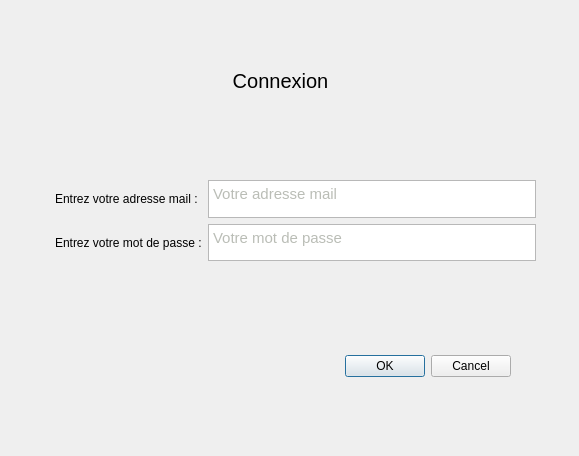
Qt form Trottipret/connexion.ui (adeleb54/Trottipret) before a commit.
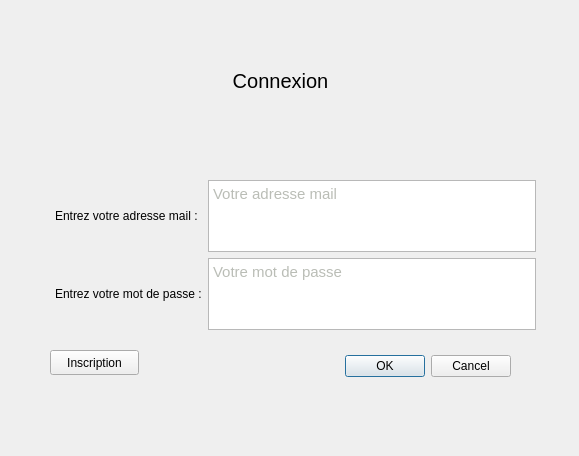
The same form after that commit.

Commit message: ajout des methodes de connexion.cpp

What changed in the file:
```diff
--- a/Trottipret/connexion.ui
+++ b/Trottipret/connexion.ui
@@ -77,7 +77,7 @@
      <x>50</x>
      <y>180</y>
      <width>491</width>
-     <height>81</height>
+     <height>150</height>
     </rect>
    </property>
    <layout class="QHBoxLayout" name="horizontalLayout">
@@ -136,6 +136,19 @@
     </item>
    </layout>
   </widget>
+  <widget class="QPushButton" name="inscription">
+   <property name="geometry">
+    <rect>
+     <x>50</x>
+     <y>350</y>
+     <width>89</width>
+     <height>25</height>
+    </rect>
+   </property>
+   <property name="text">
+    <string>Inscription</string>
+   </property>
+  </widget>
  </widget>
  <resources/>
  <connections>
```
Left out of the diff: 6 changed lines with no effect on the pictures. The commit also changes 3 other files.
